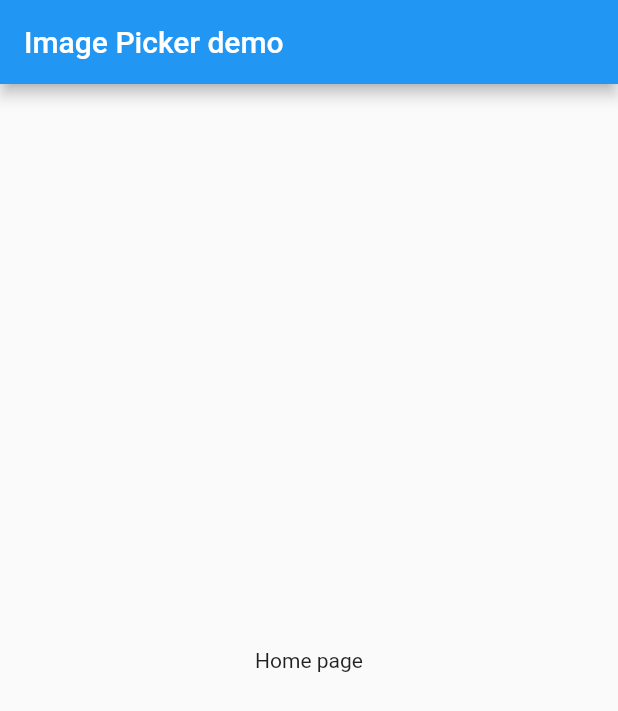
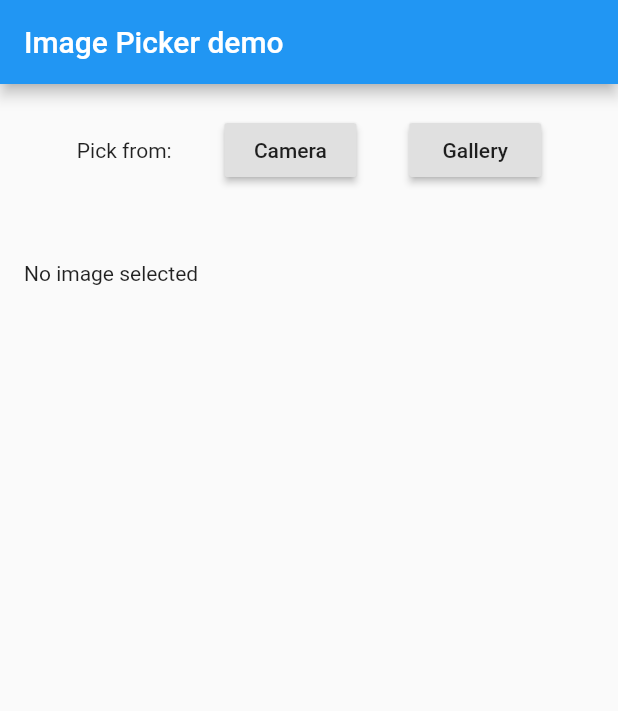
Before and after one commit to victorers1/flutter_experiments, a Flutter app: the screen it shows after launch, on a phone screen of 412 x 824 dp. Shown: the top 711 px of the screen. Run offline on Flutter 3.47's test engine with Material 2 defaults, Android fonts, the phone set to English and light mode, and no system bars; our stand-ins replace image_picker.

Commit message:
feat(main.dart): adds working example of image_picker package
user can pick from camera or gallery, image is seen right below

```diff
--- a/lib/pages/home.dart
+++ b/lib/pages/home.dart
@@ -1,17 +1,77 @@
+import 'dart:io';
+
 import 'package:flutter/material.dart';
+import 'package:image_picker/image_picker.dart';
 
-class HomePage extends StatelessWidget {
+class HomePage extends StatefulWidget {
+  @override
+  _HomePageState createState() => _HomePageState();
+}
+
+class _HomePageState extends State<HomePage> {
+  File image;
+  final _picker = ImagePicker();
+
+  Future _getImageFromGallery() async {
+    final pickedFile = await _picker.getImage(source: ImageSource.gallery);
+    print('path: ${pickedFile.path}');
+    setState(() {
+      image = File(pickedFile.path);
+    });
+  }
+
+  Future _getImageFromCamera() async {
+    final pickedFile = await _picker.getImage(source: ImageSource.camera);
+    print('path: ${pickedFile.path}');
+    setState(() {
+      image = File(pickedFile.path);
+    });
+  }
+
   @override
   Widget build(BuildContext context) {
     return Scaffold(
       appBar: AppBar(
         title: Text('Image Picker demo'),
       ),
-      body: Container(
-        child: Center(
-          child: Text('Home page'),
-        ),
+      body: ListView(
+        padding: EdgeInsets.only(top: 20, left: 16, right: 16),
+        children: <Widget>[
+          Row(
+            mainAxisAlignment: MainAxisAlignment.spaceEvenly,
+            children: <Widget>[
+              Text('Pick from:'),
+              // SizedBox(width: 20),
+              RaisedButton(
+                  onPressed: _getImageFromCamera, child: Text('Camera')),
+              // SizedBox(width: 20),
+              RaisedButton(
+                  onPressed: _getImageFromGallery, child: Text('Gallery')),
+            ],
+          ),
+          SizedBox(height: 50),
+          image != null ? Image.file(image) : Text('No image selected'),
+        ],
       ),
     );
   }
 }
+
+/**
+ *
+ * SingleChildScrollView(
+        child: Center(
+          child: Expanded(
+                    child: Column(
+              children: <Widget>[
+                RaisedButton(onPressed: _getImageFromCamera, child: Text('Camera')),
+                RaisedButton(
+                    onPressed: _getImageFromGallery, child: Text('Gallery')),
+                SizedBox(height: 50),
+                image != null ? Image.file(image) : Text('No image selected'),
+              ],
+            ),
+          ),
+        ),
+      ),
+ */
```
Also changed, not shown: 2 other files.
